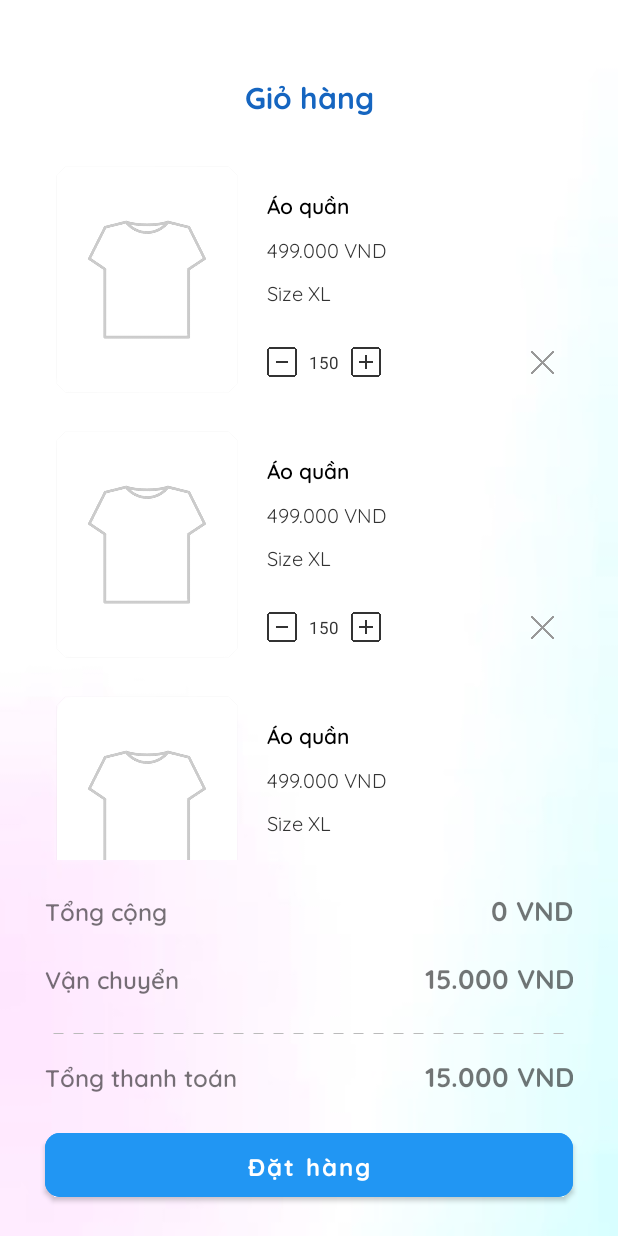
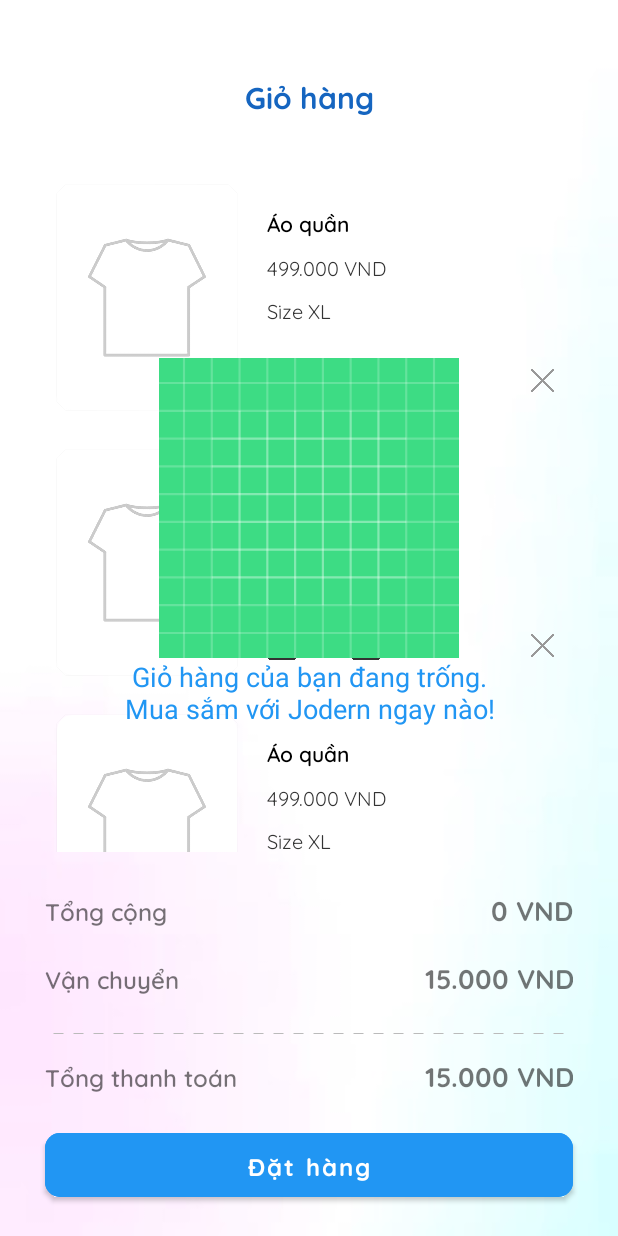
Before and after one commit to dotrann1412/Jodern, an Android app: the screen it shows after launch (CartActivity), on a phone screen of 412 x 824 dp. Run offline under Robolectric (Android 15) with nearby library versions, the phone set to English and light mode, and no system bars; our stand-ins replace Volley; pictures from the network do not load.

Commit message:
add empty cart view

```diff
--- a/android/app/src/main/res/layout/activity_cart.xml
+++ b/android/app/src/main/res/layout/activity_cart.xml
@@ -7,8 +7,7 @@
     tools:context=".activity.CartActivity"
     android:background="@drawable/background">
 
-  <LinearLayout
-      android:id="@+id/cartLayout"
+  <RelativeLayout
       android:layout_width="match_parent"
       android:layout_height="match_parent"
       app:layout_constraintBottom_toBottomOf="parent"
@@ -16,17 +15,11 @@
       app:layout_constraintStart_toStartOf="parent"
       app:layout_constraintTop_toTopOf="parent">
 
-    <LinearLayout
-        android:layout_width="match_parent"
-        android:layout_height="match_parent"
-        android:gravity="center"
-        android:orientation="vertical"
-        android:layout_marginTop="50dp">
-
     <TextView
         android:id="@+id/cartTextView"
         android:layout_width="match_parent"
         android:layout_height="wrap_content"
+        android:layout_marginTop="50dp"
         android:layout_marginBottom="10dp"
         android:fontFamily="@font/quicksand_bold"
         android:text="@string/cart_header"
@@ -34,6 +27,14 @@
         android:textColor="@color/primary_dark"
         android:textSize="20sp"
         android:textStyle="bold" />
+
+    <LinearLayout
+        android:id="@+id/cartLayout"
+        android:layout_width="match_parent"
+        android:layout_height="match_parent"
+        android:layout_marginTop="100dp"
+        android:gravity="center"
+        android:orientation="vertical">
 
       <androidx.recyclerview.widget.RecyclerView
           android:id="@+id/cartRecyclerView"
@@ -43,7 +44,8 @@
           android:layout_marginTop="10dp"
           android:layout_marginRight="30dp"
           android:layout_marginBottom="10dp"
-          android:layout_weight="1"/>
+          android:layout_weight="1"
+          android:paddingBottom="5dp"/>
 
       <LinearLayout
           android:layout_width="match_parent"
@@ -59,19 +61,19 @@
             android:layout_width="0dp"
             android:layout_height="wrap_content"
             android:layout_weight="1"
-            android:textSize="16sp"
             android:fontFamily="@font/quicksand_semibold"
-            android:text="@string/sub_total" />
+            android:text="@string/sub_total"
+            android:textSize="16sp" />
 
         <TextView
             android:id="@+id/subTotalValueCartTextView"
             android:layout_width="0dp"
             android:layout_height="wrap_content"
             android:layout_weight="1"
-            android:textSize="18sp"
             android:fontFamily="@font/quicksand_bold"
             android:text="TextView"
-            android:textAlignment="viewEnd"/>
+            android:textAlignment="viewEnd"
+            android:textSize="18sp" />
       </LinearLayout>
 
       <LinearLayout
@@ -88,19 +90,19 @@
             android:layout_width="0dp"
             android:layout_height="wrap_content"
             android:layout_weight="1"
-            android:textSize="16sp"
             android:fontFamily="@font/quicksand_semibold"
-            android:text="@string/shipping" />
+            android:text="@string/shipping"
+            android:textSize="16sp" />
 
         <TextView
             android:id="@+id/shippingValueCartTextView"
             android:layout_width="0dp"
             android:layout_height="wrap_content"
             android:layout_weight="1"
-            android:textSize="18sp"
             android:fontFamily="@font/quicksand_bold"
             android:text="TextView"
-            android:textAlignment="viewEnd"/>
+            android:textAlignment="viewEnd"
+            android:textSize="18sp" />
       </LinearLayout>
 
 
@@ -126,19 +128,19 @@
             android:layout_width="0dp"
             android:layout_height="wrap_content"
             android:layout_weight="1"
-            android:textSize="16sp"
             android:fontFamily="@font/quicksand_semibold"
-            android:text="@string/total" />
+            android:text="@string/total"
+            android:textSize="16sp" />
 
         <TextView
             android:id="@+id/totalValueCartTextView"
             android:layout_width="0dp"
             android:layout_height="wrap_content"
             android:layout_weight="1"
-            android:textSize="18sp"
             android:fontFamily="@font/quicksand_bold"
             android:text="TextView"
-            android:textAlignment="viewEnd"/>
+            android:textAlignment="viewEnd"
+            android:textSize="18sp" />
       </LinearLayout>
 
       <Button
@@ -150,15 +152,46 @@
           android:layout_marginRight="30dp"
           android:layout_marginBottom="20dp"
           android:backgroundTint="@color/primary"
-          app:cornerRadius="10dp"
           android:fontFamily="@font/quicksand_bold"
           android:paddingTop="10dp"
           android:paddingBottom="10dp"
+          android:text="@string/check_out"
+          android:textAllCaps="false"
           android:textSize="16sp"
-          android:textAllCaps="false"
-          android:text= "@string/check_out"
+          app:cornerRadius="10dp" />
+    </LinearLayout>
+
+    <LinearLayout
+        android:id="@+id/cartEmptyLayout"
+        android:layout_width="match_parent"
+        android:layout_height="match_parent"
+        android:orientation="vertical"
+        android:layout_marginLeft="20dp"
+        android:layout_marginRight="20dp"
+        android:gravity="center"
+        >
+      <ImageView
+          android:id="@+id/cartEmptyView"
+          android:layout_width="wrap_content"
+          android:layout_height="200dp"
+          android:layout_marginTop="-100dp"
+          android:adjustViewBounds="true"
+          android:src="@drawable/ic_launcher_background" />
+      <TextView
+          android:id="@+id/cartEmptyTextView"
+          android:layout_width="wrap_content"
+          android:layout_height="wrap_content"
+          android:text="Giỏ hàng của bạn đang trống. Mua sắm với Jodern ngay nào!"
+          android:textColor="@color/primary"
+          android:textSize="18sp"
+          android:layout_gravity="center"
+          android:paddingLeft="50dp"
+          android:paddingRight="50dp"
+          android:textAlignment="center"
           />
     </LinearLayout>
-  </LinearLayout>
+  </RelativeLayout>
+
+
 
 </androidx.constraintlayout.widget.ConstraintLayout>
```
Lines whose indentation alone changed are shown as unchanged.
